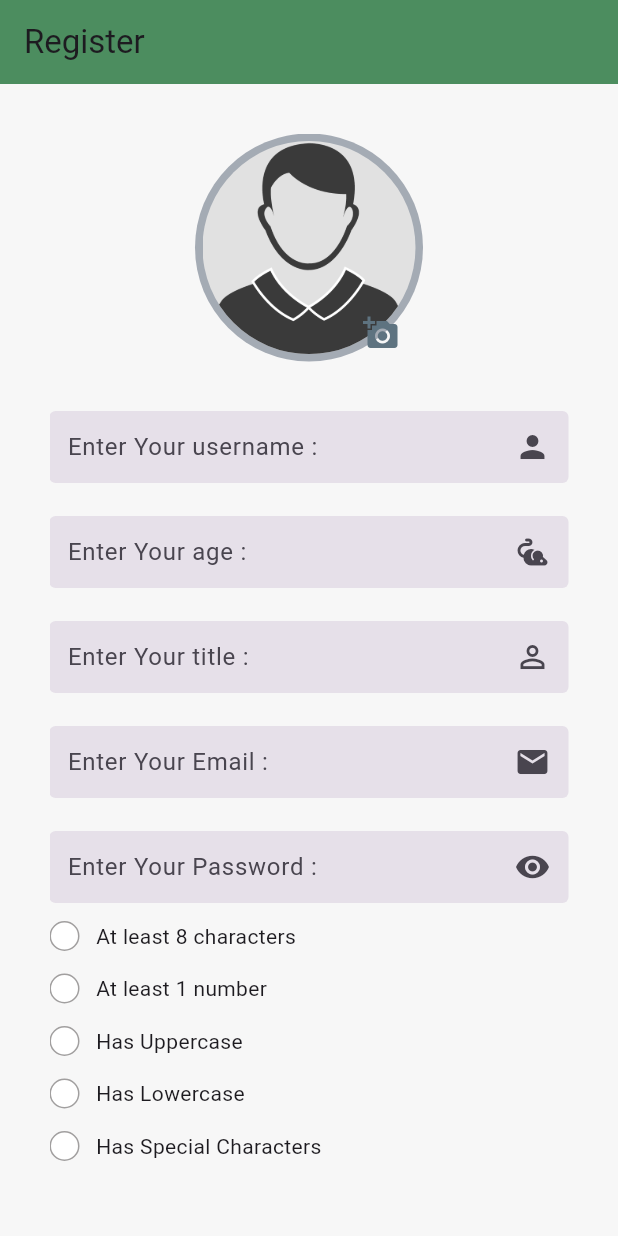
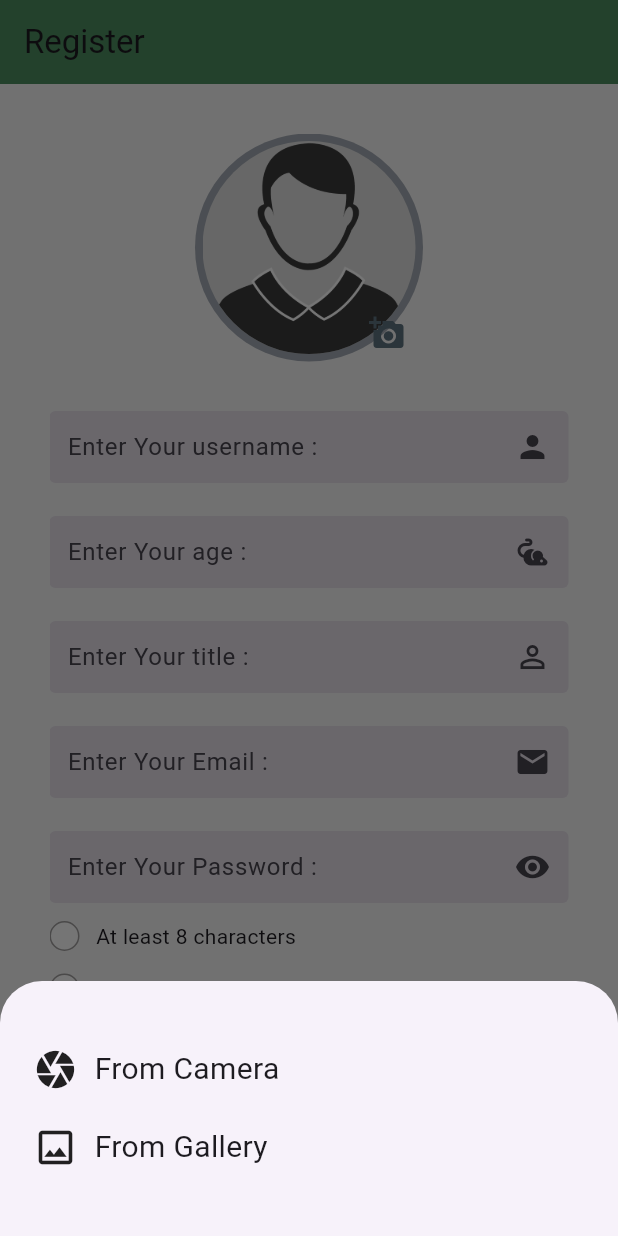
Before and after one commit to sherifshouaib/flower_app, a Flutter app: the Register screen opened directly, after a tap on the "add a photo" icon, on a phone screen of 412 x 824 dp. Run offline on Flutter 3.47's test engine with Material 3 defaults, Android fonts, the phone set to English and light mode, and no system bars; our stand-ins replace cloud_firestore, firebase_auth, firebase_core, flutter_svg, google_sign_in, image_picker; accounts and stored records are empty.

Commit message:
flower_app_lesson25.1

```diff
--- a/lib/pages/register.dart
+++ b/lib/pages/register.dart
@@ -35,9 +35,8 @@ class _RegisterState extends State<Register> {
   bool hasLowercase = false;
   bool hasSpecialCharacters = false;
 
-  uploadImage2Screen() async {
-    final pickedImg =
-        await ImagePicker().pickImage(source: ImageSource.gallery);
+  uploadImage2Screen(ImageSource source) async {
+    final pickedImg = await ImagePicker().pickImage(source: source);
     try {
       if (pickedImg != null) {
         setState(() {
@@ -49,6 +48,68 @@ class _RegisterState extends State<Register> {
     } catch (e) {
       print("Error => $e");
     }
+    if (!mounted) return;
+    Navigator.pop(context);
+  }
+
+  showmodel() {
+    return showModalBottomSheet(
+      context: context,
+      builder: (BuildContext context) {
+        return Container(
+          padding: EdgeInsets.all(22),
+          height: 170,
+          child: Column(
+            mainAxisAlignment: MainAxisAlignment.center,
+            children: [
+              GestureDetector(
+                onTap: () async {
+                  await uploadImage2Screen(ImageSource.camera);
+                },
+                child: Row(
+                  children: [
+                    Icon(
+                      Icons.camera,
+                      size: 30,
+                    ),
+                    SizedBox(
+                      width: 11,
+                    ),
+                    Text(
+                      'From Camera',
+                      style: TextStyle(fontSize: 20),
+                    ),
+                  ],
+                ),
+              ),
+              SizedBox(
+                height: 22,
+              ),
+              GestureDetector(
+                onTap: () async {
+                  await uploadImage2Screen(ImageSource.gallery);
+                },
+                child: Row(
+                  children: [
+                    Icon(
+                      Icons.photo_outlined,
+                      size: 30,
+                    ),
+                    SizedBox(
+                      width: 11,
+                    ),
+                    Text(
+                      'From Gallery',
+                      style: TextStyle(fontSize: 20),
+                    ),
+                  ],
+                ),
+              ),
+            ],
+          ),
+        );
+      },
+    );
   }
 
   onPasswordChanged(String password) {
@@ -179,11 +240,12 @@ class _RegisterState extends State<Register> {
                                 ),
                               ),
                         Positioned(
-                          left: 95,
+                          left: 99,
                           bottom: -10,
                           child: IconButton(
                             onPressed: () {
-                              uploadImage2Screen();
+                              //  uploadImage2Screen();
+                              showmodel();
                             },
                             icon: const Icon(Icons.add_a_photo),
                             color: Color.fromARGB(255, 94, 115, 128),
```
